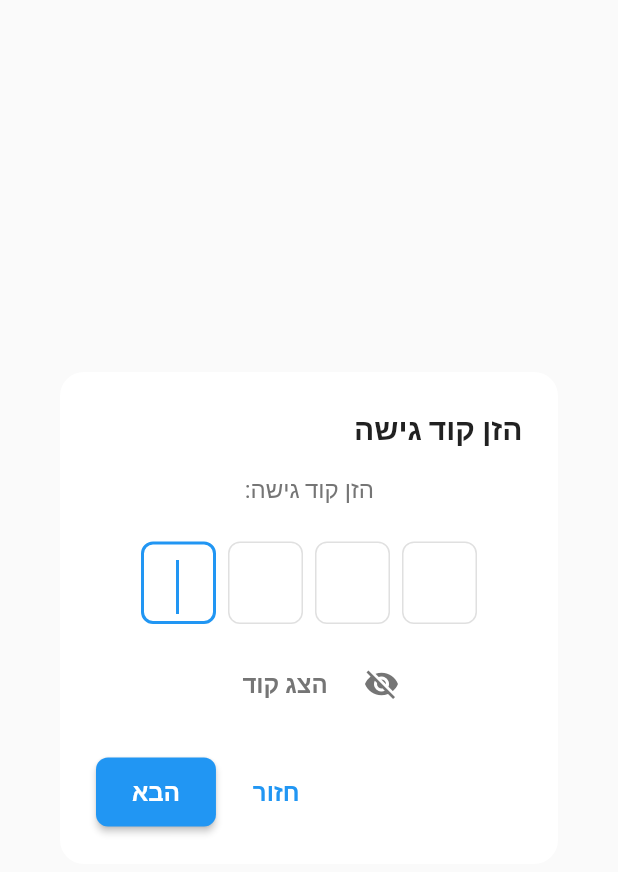
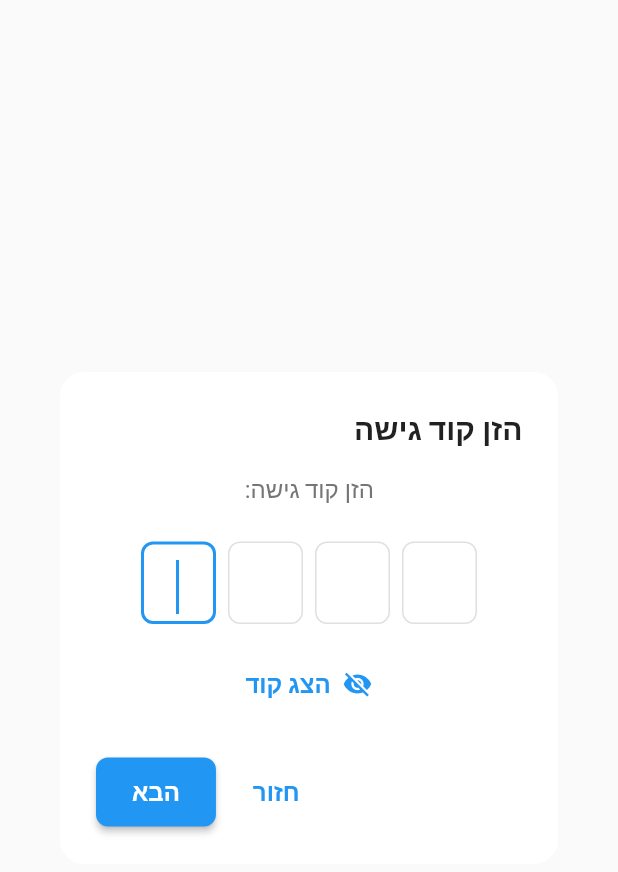
Before and after one commit to omerbengal/Shavtzak, a Flutter app: the PasscodeSetupDialog widget shown alone on an empty page, opened directly, after a tap on "הבא", on a phone screen of 412 x 824 dp. Shown: the top 872 px of the screen. Run offline on Flutter 3.47's test engine with Material 3 defaults, Android fonts, the phone set to English and light mode, and no system bars; our stand-ins replace calendar_date_picker2, cloud_firestore, equatable, firebase_core, flutter_bloc, go_router and 1 more; missing offline and left inert: dart:html, googleapis; accounts and stored records are empty.

Commit message:
Fix passcode dialog issues: width, button icon, and keyboard auto-focus
Co-authored-by: omerbengal <39809022+omerbengal@users.noreply.github.com>

```diff
--- a/shavtzak/lib/presentation/widgets/passcode_setup_dialog.dart
+++ b/shavtzak/lib/presentation/widgets/passcode_setup_dialog.dart
@@ -56,7 +56,7 @@ class _PasscodeSetupDialogState extends State<PasscodeSetupDialog> {
         title: Text(_currentStep == 0 ? 'הגדרת קוד גישה' :
                    _currentStep == 1 ? 'הזן קוד גישה' : 'אשר קוד גישה'),
         content: SizedBox(
-          width: 300,
+          width: 400,
           child: _buildCurrentStep(),
         ),
         actions: _buildActions(),
@@ -157,22 +157,16 @@ class _PasscodeSetupDialogState extends State<PasscodeSetupDialog> {
           obscureText: _obscurePasscode,
         ),
         const SizedBox(height: 16),
-        Row(
-          mainAxisAlignment: MainAxisAlignment.center,
-          children: [
-            Icon(
+        Align(
+          alignment: Alignment.center,
+          child: TextButton.icon(
+            onPressed: () => setState(() => _obscurePasscode = !_obscurePasscode),
+            icon: Icon(
               _obscurePasscode ? Icons.visibility_off : Icons.visibility,
-              color: Colors.grey[600],
+              size: 20,
             ),
-            const SizedBox(width: 8),
-            TextButton(
-              onPressed: () => setState(() => _obscurePasscode = !_obscurePasscode),
-              child: Text(
-                _obscurePasscode ? 'הצג קוד' : 'הסתר קוד',
-                style: TextStyle(color: Colors.grey[600]),
-              ),
-            ),
-          ],
+            label: Text(_obscurePasscode ? 'הצג קוד' : 'הסתר קוד'),
+          ),
         ),
       ],
     );
@@ -222,10 +216,16 @@ class _PasscodeSetupDialogState extends State<PasscodeSetupDialog> {
     setState(() {
       _currentStep = 1;
     });
-    // Focus on first passcode field after widget is rebuilt
+    // Robust focus mechanism: Use both postFrameCallback and delayed focus
     WidgetsBinding.instance.addPostFrameCallback((_) {
       if (mounted) {
         _passcodeFocusNodes[0].requestFocus();
+        // Additional delayed focus to handle dialog animation completion
+        Future.delayed(const Duration(milliseconds: 300), () {
+          if (mounted) {
+            _passcodeFocusNodes[0].requestFocus();
+          }
+        });
       }
     });
   }
@@ -247,10 +247,16 @@ class _PasscodeSetupDialogState extends State<PasscodeSetupDialog> {
       _currentStep = 2;
     });
 
-    // Focus on first confirm field after widget is rebuilt
+    // Robust focus mechanism: Use both postFrameCallback and delayed focus
     WidgetsBinding.instance.addPostFrameCallback((_) {
       if (mounted) {
         _confirmFocusNodes[0].requestFocus();
+        // Additional delayed focus to handle dialog animation completion
+        Future.delayed(const Duration(milliseconds: 300), () {
+          if (mounted) {
+            _confirmFocusNodes[0].requestFocus();
+          }
+        });
       }
     });
   }
```
Also changed, not shown: shavtzak/lib/presentation/widgets/passcode_change_dialog.dart (+38 -32 lines), shavtzak/lib/presentation/widgets/passcode_verification_dialog.dart (+17 -16 lines).
